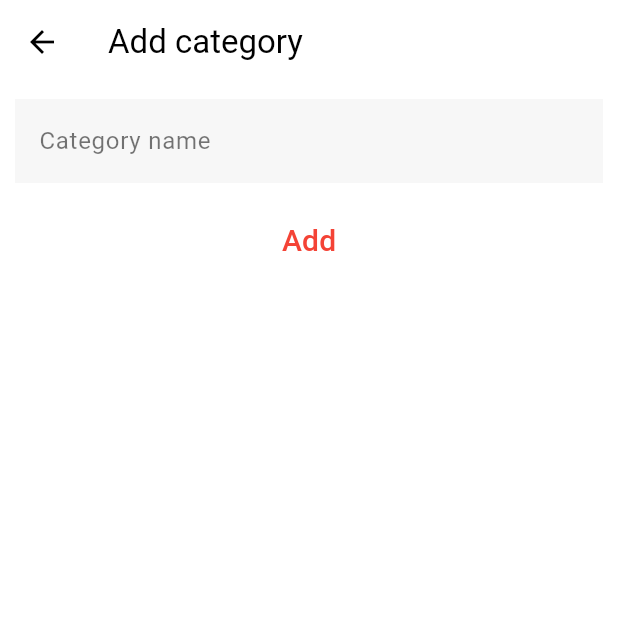
After one commit to yertaykuanyshov/auris, a Flutter app: the screen it shows after launch, after a tap on "Add category", on a phone screen of 412 x 824 dp, the top half of it. The commit adds this screen. Run offline on Flutter 3.47's test engine with Material 2 defaults, Android fonts, the phone set to English and light mode, and no system bars; our stand-ins replace drift, flutter_heatmap_calendar, google_fonts; accounts and stored records are empty; generated files the repository leaves out were written again; Roboto replaces fonts that are missing (Ubuntu).

Commit message:
Added add_category_page.dart

```diff
--- a/lib/app.dart
+++ b/lib/app.dart
@@ -12,7 +12,7 @@ class App extends StatelessWidget {
         useMaterial3: true,
         textTheme: GoogleFonts.ubuntuTextTheme(),
         colorScheme: const ColorScheme.light(
-          primary: Colors.redAccent,
+          primary: Colors.red,
         ),
       ),
       home: const HomePage(),
--- /dev/null
+++ b/lib/pages/add_category_page.dart
@@ -0,0 +1,46 @@
+import 'package:flutter/material.dart';
+
+class AddCategoryPage extends StatelessWidget {
+  const AddCategoryPage({super.key});
+
+  @override
+  Widget build(BuildContext context) {
+    return Scaffold(
+      appBar: AppBar(
+        title: const Text("Add category"),
+      ),
+      body: Padding(
+        padding: const EdgeInsets.all(10),
+        child: Column(
+          crossAxisAlignment: CrossAxisAlignment.stretch,
+          children: [
+            TextField(
+              decoration: InputDecoration(
+                hintText: "Listen english...",
+                border: InputBorder.none,
+                filled: true,
+                fillColor: Colors.black12.withOpacity(0.03),
+                label: const Text(
+                  "Category name",
+                  style: TextStyle(
+                    color: Colors.black54,
+                  ),
+                ),
+              ),
+            ),
+            const SizedBox(height: 15),
+            TextButton(
+              onPressed: () {},
+              child: const Text(
+                "Add",
+                style: TextStyle(
+                  fontSize: 20,
+                ),
+              ),
+            ),
+          ],
+        ),
+      ),
+    );
+  }
+}
--- a/lib/pages/home_page.dart
+++ b/lib/pages/home_page.dart
@@ -2,6 +2,8 @@ import 'package:auris/extension.dart';
 import 'package:auris/pages/add_time_time.dart';
 import 'package:auris/pages/category_view_page.dart';
 import 'package:flutter/material.dart';
+
+import 'add_category_page.dart';
 
 class HomePage extends StatelessWidget {
   const HomePage({super.key});
@@ -46,7 +48,7 @@ class HomePage extends StatelessWidget {
         },
       ),
       floatingActionButton: FloatingActionButton.extended(
-        onPressed: () => context.toPage(const AddTimePage()),
+        onPressed: () => context.toPage(const AddCategoryPage()),
         label: const Text(
           "Add category",
           style: TextStyle(
```
Also changed, not shown: lib/services/database.dart (line endings or trailing spaces).
